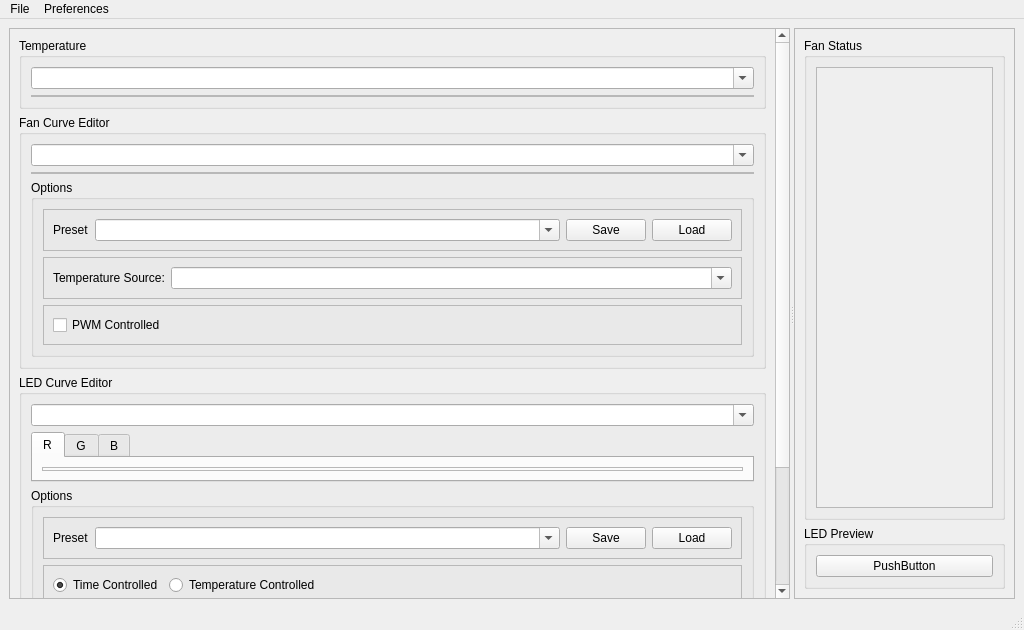
Before: the Qt Designer form gui/gui.ui in kugurst/leviathans-breath, drawn with Qt 5.
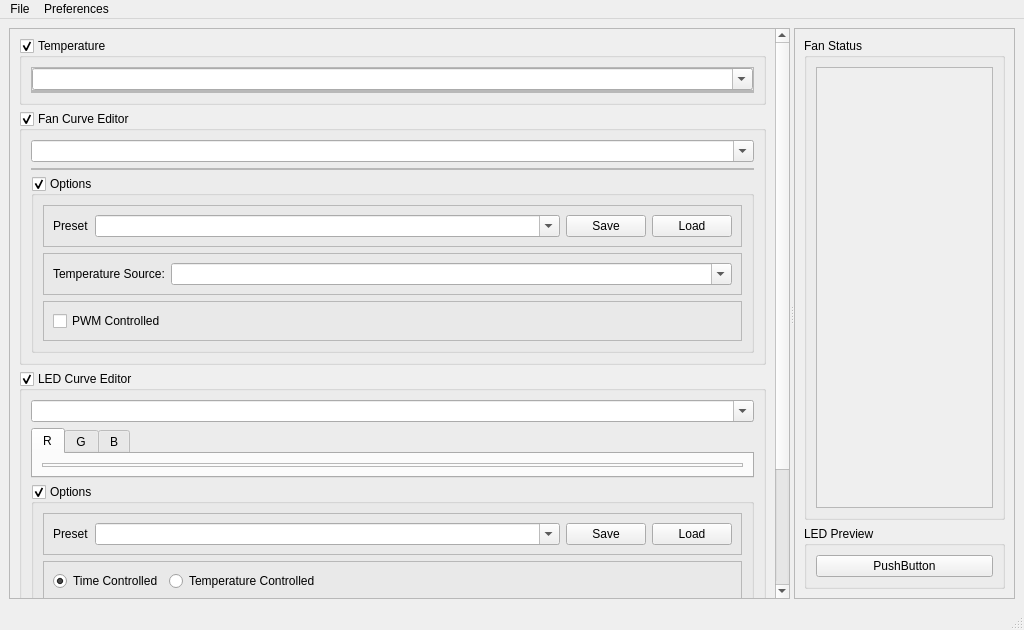
After: the same form once the commit is applied.

The edit to the form file:
```diff
--- a/gui/gui.ui
+++ b/gui/gui.ui
@@ -28,9 +28,9 @@
         <property name="geometry">
          <rect>
           <x>0</x>
-          <y>-246</y>
+          <y>-248</y>
           <width>787</width>
-          <height>817</height>
+          <height>819</height>
          </rect>
         </property>
         <layout class="QGridLayout" name="gridLayout_4">
@@ -39,6 +39,9 @@
            <property name="title">
             <string>Fan Curve Editor</string>
            </property>
+           <property name="checkable">
+            <bool>true</bool>
+           </property>
            <layout class="QGridLayout" name="gridLayout_12">
             <item row="0" column="0">
              <widget class="QComboBox" name="cb_fan_curve_selection">
@@ -79,6 +82,9 @@
               <property name="title">
                <string>Options</string>
               </property>
+              <property name="checkable">
+               <bool>true</bool>
+              </property>
               <layout class="QFormLayout" name="formLayout">
                <item row="1" column="0" colspan="2">
                 <widget class="QFrame" name="f_fan_curve_temperature_source">
@@ -180,6 +186,118 @@
               </layout>
              </widget>
             </item>
+            <item row="1" column="0">
+             <widget class="QFrame" name="f_fan_curve_ph">
+              <property name="frameShape">
+               <enum>QFrame::StyledPanel</enum>
+              </property>
+              <property name="frameShadow">
+               <enum>QFrame::Raised</enum>
+              </property>
+              <layout class="QGridLayout" name="gl_fan_curve_ph">
+               <property name="leftMargin">
+                <number>0</number>
+               </property>
+               <property name="topMargin">
+                <number>0</number>
+               </property>
+               <property name="rightMargin">
+                <number>0</number>
+               </property>
+               <property name="bottomMargin">
+                <number>0</number>
+               </property>
+               <property name="spacing">
+                <number>0</number>
+               </property>
+              </layout>
+             </widget>
+            </item>
+           </layout>
+          </widget>
+         </item>
+         <item row="0" column="0">
+          <widget class="QGroupBox" name="gb_temperature_display">
+           <property name="sizePolicy">
+            <sizepolicy hsizetype="Preferred" vsizetype="MinimumExpanding">
+             <horstretch>0</horstretch>
+             <verstretch>0</verstretch>
+            </sizepolicy>
+           </property>
+           <property name="title">
+            <string>Temperature</string>
+           </property>
+           <property name="checkable">
+            <bool>true</bool>
+           </property>
+           <layout class="QGridLayout" name="gridLayout_6">
+            <item row="0" column="0">
+             <widget class="QFrame" name="f_temperature_display_anim">
+              <property name="sizePolicy">
+               <sizepolicy hsizetype="Preferred" vsizetype="MinimumExpanding">
+                <horstretch>0</horstretch>
+                <verstretch>0</verstretch>
+               </sizepolicy>
+              </property>
+              <property name="frameShape">
+               <enum>QFrame::StyledPanel</enum>
+              </property>
+              <property name="frameShadow">
+               <enum>QFrame::Raised</enum>
+              </property>
+              <layout class="QVBoxLayout" name="vl_temperature_display_anim">
+               <property name="spacing">
+                <number>0</number>
+               </property>
+               <property name="leftMargin">
+                <number>0</number>
+               </property>
+               <property name="topMargin">
+                <number>0</number>
+               </property>
+               <property name="rightMargin">
+                <number>0</number>
+               </property>
+               <property name="bottomMargin">
+                <number>0</number>
+               </property>
+               <item>
+                <widget class="QComboBox" name="cb_temperature_display_selection">
+                 <property name="editable">
+                  <bool>true</bool>
+                 </property>
+                </widget>
+               </item>
+               <item>
+                <widget class="QFrame" name="f_temperature_display_ph">
+                 <property name="frameShape">
+                  <enum>QFrame::StyledPanel</enum>
+                 </property>
+                 <property name="frameShadow">
+                  <enum>QFrame::Raised</enum>
+                 </property>
+                 <layout class="QGridLayout" name="gl_temperature_display_ph">
+                  <property name="leftMargin">
+                   <number>0</number>
+                  </property>
+                  <property name="topMargin">
+                   <number>0</number>
+                  </property>
+                  <property name="rightMargin">
+                   <number>0</number>
+                  </property>
+                  <property name="bottomMargin">
+                   <number>0</number>
+                  </property>
+                  <property name="spacing">
+                   <number>0</number>
+                  </property>
+                 </layout>
+                </widget>
+               </item>
+              </layout>
+             </widget>
+            </item>
            </layout>
           </widget>
          </item>
@@ -188,6 +306,9 @@
            <property name="title">
             <string>LED Curve Editor</string>
            </property>
+           <property name="checkable">
+            <bool>true</bool>
+           </property>
            <layout class="QGridLayout" name="gridLayout_14">
             <item row="1" column="0">
              <widget class="QTabWidget" name="tw_led_curve_channel">
@@ -310,6 +431,9 @@
               <property name="title">
                <string>Options</string>
               </property>
+              <property name="checkable">
+               <bool>true</bool>
+              </property>
               <layout class="QGridLayout" name="gridLayout_16">
                <item row="4" column="0" colspan="2">
                 <widget class="QFrame" name="f_channel_sync_options">
@@ -466,49 +590,6 @@
            </layout>
           </widget>
          </item>
-         <item row="0" column="0">
-          <widget class="QGroupBox" name="gb_temperature_display">
-           <property name="title">
-            <string>Temperature</string>
-           </property>
-           <layout class="QGridLayout" name="gridLayout_6">
-            <item row="1" column="0">
-             <widget class="QComboBox" name="cb_temperature_display_selection">
-              <property name="editable">
-               <bool>true</bool>
-              </property>
-             </widget>
-            </item>
-            <item row="2" column="0">
-             <widget class="QFrame" name="f_temperature_display_ph">
-              <property name="frameShape">
-               <enum>QFrame::StyledPanel</enum>
-              </property>
-              <property name="frameShadow">
-               <enum>QFrame::Raised</enum>
-              </property>
-              <layout class="QGridLayout" name="gl_temperature_display_ph">
-               <property name="leftMargin">
-                <number>0</number>
-               </property>
-               <property name="topMargin">
-                <number>0</number>
-               </property>
-               <property name="rightMargin">
-                <number>0</number>
-               </property>
-               <property name="bottomMargin">
-                <number>0</number>
-               </property>
-               <property name="spacing">
-                <number>0</number>
-               </property>
-              </layout>
-             </widget>
-            </item>
-           </layout>
-          </widget>
-         </item>
         </layout>
        </widget>
       </widget>
```
Left out of the diff: 32 changed lines with no effect on the pictures.
